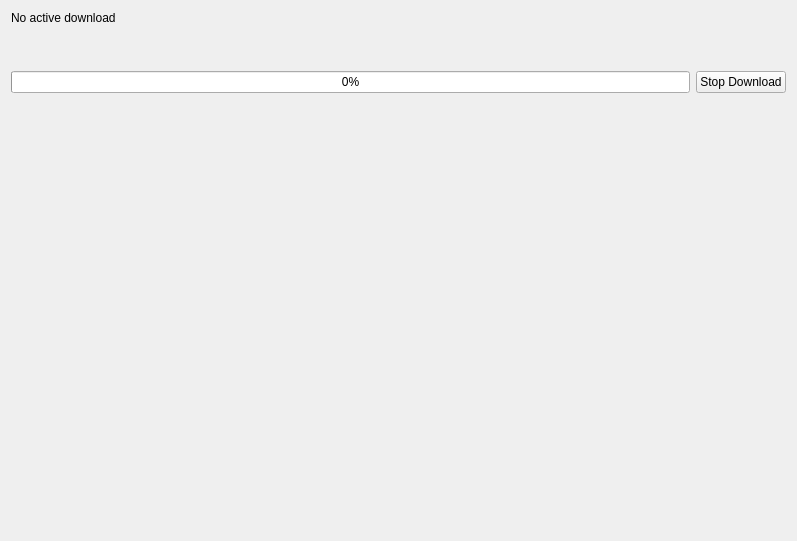
The window that rare/ui/components/tabs/downloads/downloads_tab.ui (RareDevs/Rare) describes before a commit, drawn with Qt 5.
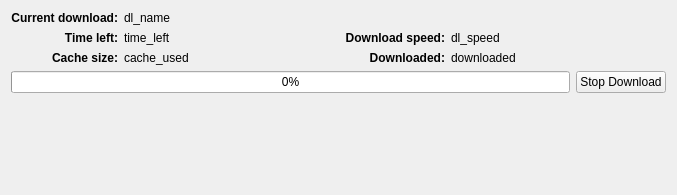
The same window after the commit.

Commit message: DownloadsTab: Add static labels to current download stats

The edit to the form file:
```diff
--- a/rare/ui/components/tabs/downloads/downloads_tab.ui
+++ b/rare/ui/components/tabs/downloads/downloads_tab.ui
@@ -6,8 +6,8 @@
             <rect>
                 <x>0</x>
                 <y>0</y>
-                <width>797</width>
-                <height>541</height>
+    <width>677</width>
+    <height>195</height>
             </rect>
         </property>
         <property name="sizePolicy">
@@ -19,21 +19,52 @@
         <property name="windowTitle">
             <string notr="true">Form</string>
         </property>
-        <layout class="QGridLayout" name="gridLayout">
+  <layout class="QVBoxLayout" name="downloads_tab_layout">
+   <item>
+    <layout class="QGridLayout" name="download_layout" columnstretch="0,1,0,1">
+     <item row="1" column="2">
+      <widget class="QLabel" name="dl_speed_label">
+       <property name="font">
+        <font>
+         <weight>75</weight>
+         <bold>true</bold>
+        </font>
+       </property>
+       <property name="text">
+        <string>Download speed:</string>
+       </property>
+       <property name="alignment">
+        <set>Qt::AlignRight|Qt::AlignTrailing|Qt::AlignVCenter</set>
+       </property>
+      </widget>
+     </item>
+     <item row="1" column="3">
+      <widget class="QLabel" name="dl_speed">
+       <property name="sizePolicy">
+        <sizepolicy hsizetype="Preferred" vsizetype="Preferred">
+         <horstretch>0</horstretch>
+         <verstretch>0</verstretch>
+        </sizepolicy>
+       </property>
+       <property name="text">
+        <string notr="true">dl_speed</string>
+       </property>
+      </widget>
+     </item>
+     <item row="2" column="1">
+      <widget class="QLabel" name="cache_used">
+       <property name="sizePolicy">
+        <sizepolicy hsizetype="Preferred" vsizetype="Maximum">
+         <horstretch>0</horstretch>
+         <verstretch>0</verstretch>
+        </sizepolicy>
+       </property>
+       <property name="text">
+        <string notr="true">cache_used</string>
+       </property>
+      </widget>
+     </item>
             <item row="1" column="1">
-                <widget class="QLabel" name="downloaded">
-                    <property name="sizePolicy">
-                        <sizepolicy hsizetype="Preferred" vsizetype="Preferred">
-                            <horstretch>0</horstretch>
-                            <verstretch>0</verstretch>
-                        </sizepolicy>
-                    </property>
-                    <property name="text">
-                        <string notr="true"/>
-                    </property>
-                </widget>
-            </item>
-            <item row="2" column="0">
                 <widget class="QLabel" name="time_left">
                     <property name="sizePolicy">
                         <sizepolicy hsizetype="Preferred" vsizetype="Maximum">
@@ -42,51 +73,140 @@
                         </sizepolicy>
                     </property>
                     <property name="text">
-                        <string notr="true"/>
+        <string notr="true">time_left</string>
                     </property>
                 </widget>
             </item>
-            <item row="0" column="1">
-                <widget class="QLabel" name="dl_speed">
+     <item row="0" column="1" colspan="3">
+      <widget class="QLabel" name="dl_name">
                     <property name="sizePolicy">
-                        <sizepolicy hsizetype="Preferred" vsizetype="Preferred">
+        <sizepolicy hsizetype="Preferred" vsizetype="Maximum">
                             <horstretch>0</horstretch>
                             <verstretch>0</verstretch>
                         </sizepolicy>
                     </property>
+       <property name="font">
+        <font>
+         <weight>50</weight>
+         <bold>false</bold>
+        </font>
+       </property>
                     <property name="text">
-                        <string notr="true"/>
+        <string notr="true">dl_name</string>
                     </property>
                 </widget>
             </item>
             <item row="0" column="0">
-                <widget class="QLabel" name="installing_game">
-                    <property name="sizePolicy">
-                        <sizepolicy hsizetype="Preferred" vsizetype="Maximum">
-                            <horstretch>0</horstretch>
-                            <verstretch>0</verstretch>
-                        </sizepolicy>
+      <widget class="QLabel" name="dl_name_label">
+       <property name="font">
+        <font>
+         <weight>75</weight>
+         <bold>true</bold>
+        </font>
                     </property>
                     <property name="text">
-                        <string>No active download</string>
+        <string>Current download:</string>
+       </property>
+       <property name="alignment">
+        <set>Qt::AlignRight|Qt::AlignTrailing|Qt::AlignVCenter</set>
                     </property>
                 </widget>
             </item>
             <item row="1" column="0">
-                <widget class="QLabel" name="cache_used">
+      <widget class="QLabel" name="time_left_label">
+       <property name="font">
+        <font>
+         <weight>75</weight>
+         <bold>true</bold>
+        </font>
+       </property>
+       <property name="text">
+        <string>Time left:</string>
+       </property>
+       <property name="alignment">
+        <set>Qt::AlignRight|Qt::AlignTrailing|Qt::AlignVCenter</set>
+       </property>
+      </widget>
+     </item>
+     <item row="2" column="2">
+      <widget class="QLabel" name="downloaded_label">
+       <property name="font">
+        <font>
+         <weight>75</weight>
+         <bold>true</bold>
+        </font>
+       </property>
+       <property name="text">
+        <string>Downloaded:</string>
+       </property>
+       <property name="alignment">
+        <set>Qt::AlignRight|Qt::AlignTrailing|Qt::AlignVCenter</set>
+       </property>
+      </widget>
+     </item>
+     <item row="2" column="3">
+      <widget class="QLabel" name="downloaded">
                     <property name="sizePolicy">
-                        <sizepolicy hsizetype="Preferred" vsizetype="Maximum">
+        <sizepolicy hsizetype="Preferred" vsizetype="Preferred">
                             <horstretch>0</horstretch>
                             <verstretch>0</verstretch>
                         </sizepolicy>
                     </property>
                     <property name="text">
-                        <string notr="true"/>
+        <string notr="true">downloaded</string>
                     </property>
                 </widget>
             </item>
-            <item row="4" column="0" colspan="2">
-                <widget class="QScrollArea" name="dl_queue_scroll">
+     <item row="2" column="0">
+      <widget class="QLabel" name="cache_used_label">
+       <property name="font">
+        <font>
+         <weight>75</weight>
+         <bold>true</bold>
+        </font>
+       </property>
+       <property name="text">
+        <string>Cache size:</string>
+       </property>
+       <property name="alignment">
+        <set>Qt::AlignRight|Qt::AlignTrailing|Qt::AlignVCenter</set>
+       </property>
+      </widget>
+     </item>
+    </layout>
+   </item>
+   <item>
+    <layout class="QHBoxLayout" name="progress_layout">
+     <item>
+      <widget class="QProgressBar" name="progress_bar">
+       <property name="sizePolicy">
+        <sizepolicy hsizetype="Minimum" vsizetype="Maximum">
+         <horstretch>0</horstretch>
+         <verstretch>0</verstretch>
+        </sizepolicy>
+       </property>
+       <property name="value">
+        <number>0</number>
+       </property>
+      </widget>
+     </item>
+     <item>
+      <widget class="QPushButton" name="kill_button">
+       <property name="sizePolicy">
+        <sizepolicy hsizetype="Maximum" vsizetype="Maximum">
+         <horstretch>0</horstretch>
+         <verstretch>0</verstretch>
+        </sizepolicy>
+       </property>
+       <property name="text">
+        <string>Stop Download</string>
+       </property>
+      </widget>
+     </item>
+    </layout>
+   </item>
+   <item>
+    <widget class="QScrollArea" name="queue_scroll">
                     <property name="sizePolicy">
                         <sizepolicy hsizetype="Preferred" vsizetype="Expanding">
                             <horstretch>0</horstretch>
@@ -140,36 +260,6 @@
                     </widget>
                 </widget>
             </item>
-            <item row="3" column="0" colspan="2">
-                <layout class="QHBoxLayout" name="horizontalLayout">
-                    <item>
-                        <widget class="QProgressBar" name="prog_bar">
-                            <property name="sizePolicy">
-                                <sizepolicy hsizetype="Minimum" vsizetype="Maximum">
-                                    <horstretch>0</horstretch>
-                                    <verstretch>0</verstretch>
-                                </sizepolicy>
-                            </property>
-                            <property name="value">
-                                <number>0</number>
-                            </property>
-                        </widget>
-                    </item>
-                    <item>
-                        <widget class="QPushButton" name="kill_button">
-                            <property name="sizePolicy">
-                                <sizepolicy hsizetype="Maximum" vsizetype="Maximum">
-                                    <horstretch>0</horstretch>
-                                    <verstretch>0</verstretch>
-                                </sizepolicy>
-                            </property>
-                            <property name="text">
-                                <string>Stop Download</string>
-                            </property>
-                        </widget>
-                    </item>
-                </layout>
-            </item>
         </layout>
     </widget>
     <resources/>
```
Left out of the diff: 10 changed lines with no effect on the pictures. Lines whose indentation alone changed are shown as unchanged. The commit also changes 3 other files.
